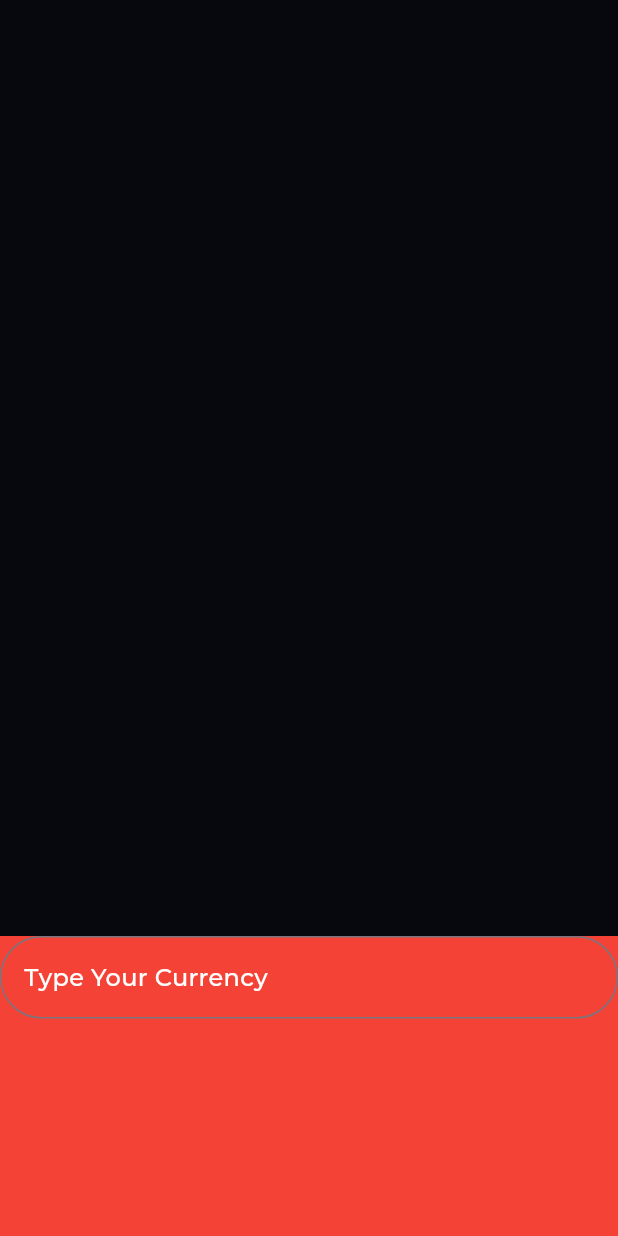
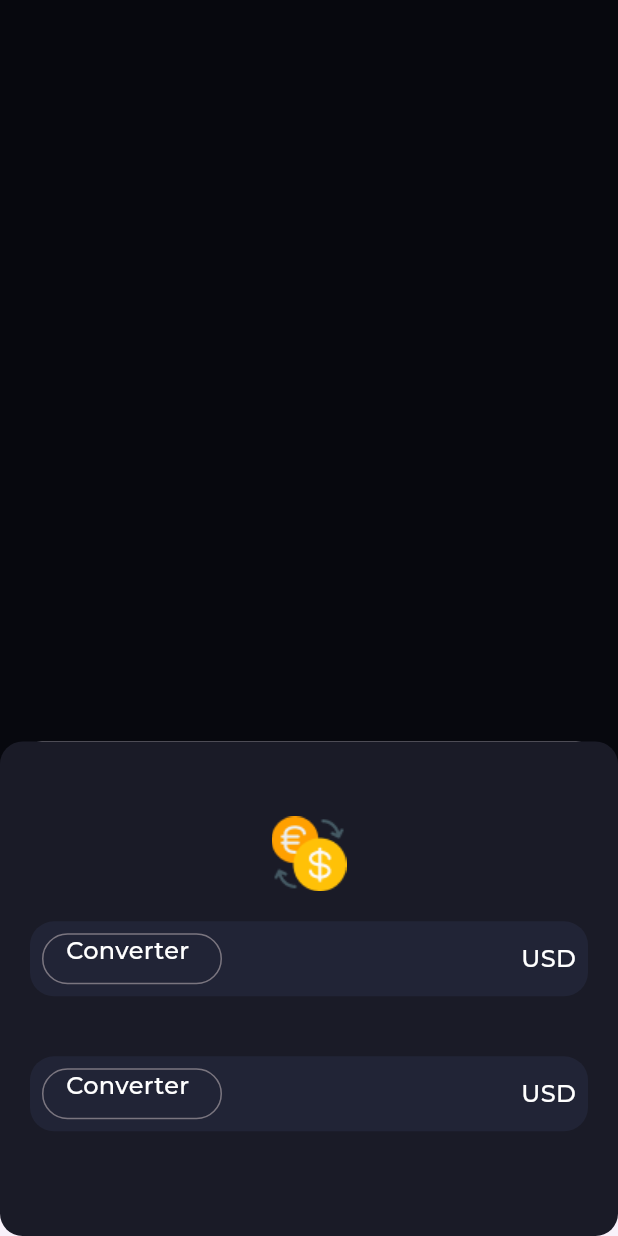
Before and after one commit to Muzammilsajid121/Currency-Converter-App, a Flutter app: what openModelBottomSheet() shows on an empty page, opened directly, on a phone screen of 412 x 824 dp. Run offline on Flutter 3.47's test engine with Material 3 defaults, Android fonts, the phone set to English and light mode, and no system bars; our stand-ins replace flutter_spinkit, google_fonts; network calls fail.

Commit message:
Model bottom sheet with input

```diff
--- a/lib/view/all_currencies_screen.dart
+++ b/lib/view/all_currencies_screen.dart
@@ -195,21 +195,93 @@ String _formatApiDate(String apiDate) {
 
 
 void openModelBottomSheet(BuildContext context) {
+  final height= MediaQuery.sizeOf(context).height*1;
   showModalBottomSheet(
     context: context,
     builder: (BuildContext context) {
       return Container(
               width: double.infinity,
-              height: 200,
+              height: height*0.400,
               decoration: BoxDecoration(
-                color: Colors.red,
+                color: Color(0xff1A1B27),
+                borderRadius: BorderRadius.circular(15)
               ),
 
               child: Column(
+                mainAxisAlignment: MainAxisAlignment.center,
+                crossAxisAlignment: CrossAxisAlignment.center,
                 children: [
+            Image.asset('assets/coincon.png'),
+             //
+             Padding(
+               padding: const EdgeInsets.all(20.0),
+               child: Container(
+                width: double.infinity,
+                height: 50,
+                decoration: BoxDecoration(
+                  color: Color(0xff212436),
+                  borderRadius: BorderRadius.circular(16)
+                ),
+                child: Padding(
+                  padding: const EdgeInsets.all(8.0),
+                  child: Row(
+                    mainAxisAlignment: MainAxisAlignment.spaceBetween,
+                    children: [
+                                 //!ST FIELD
+                       SizedBox(
+                        width: 120,
+                         child: TextFormField(
+                                       // controller: searchController,
+                                       keyboardType: TextInputType.number,
+                                       style: Theme.of(context).textTheme.bodyMedium, //input text decor
 
-               //1st Field
-                TextFormField(
+                                       // onChanged: (value) {
+                                       //   setState(() {
+                                       //   });
+                                       // },
+                                       //
+                                       decoration: InputDecoration(
+                                         border: OutlineInputBorder(
+                                           borderRadius: BorderRadius.circular(30)
+                                         ),
+
+                                         fillColor: const Color(0xff212436),
+                                         hintText: "Converter",
+                                         hintStyle: Theme.of(context).textTheme.bodyMedium
+
+                                       ),
+                                     ),
+                       ),
+                             //
+                                 Text('USD', style: Theme.of(context).textTheme.bodyMedium,),
+
+                    ],
+                   ),
+                ),
+               ),
+             ),
+
+               //2nd ROW
+               ////
+                Padding(
+               padding: const EdgeInsets.all(20.0),
+               child: Container(
+                width: double.infinity,
+                height: 50,
+                decoration: BoxDecoration(
+                  color: Color(0xff212436),
+                  borderRadius: BorderRadius.circular(16)
+                ),
+                child: Padding(
+                  padding: const EdgeInsets.all(8.0),
+                  child: Row(
+                    mainAxisAlignment: MainAxisAlignment.spaceBetween,
+                    children: [
+                                 //!ST FIELD
+                       SizedBox(
+                        width: 120,
+                         child: TextFormField(
+                                keyboardType: TextInputType.number,
                                        // controller: searchController,
                                        style: Theme.of(context).textTheme.bodyMedium, //input text decor
 
@@ -224,11 +296,21 @@ void openModelBottomSheet(BuildContext context) {
                                          ),
 
                                          fillColor: const Color(0xff212436),
-                hintText: "Type Your Currency",
+                                         hintText: "Converter",
                                          hintStyle: Theme.of(context).textTheme.bodyMedium
 
                                        ),
                                      ),
+                       ),
+                             //
+                                 Text('USD', style: Theme.of(context).textTheme.bodyMedium,),
+
+                    ],
+                   ),
+                ),
+               ),
+             ),
+              //
                 ],
               )
             );
```
Lines whose indentation alone changed are shown as unchanged.
